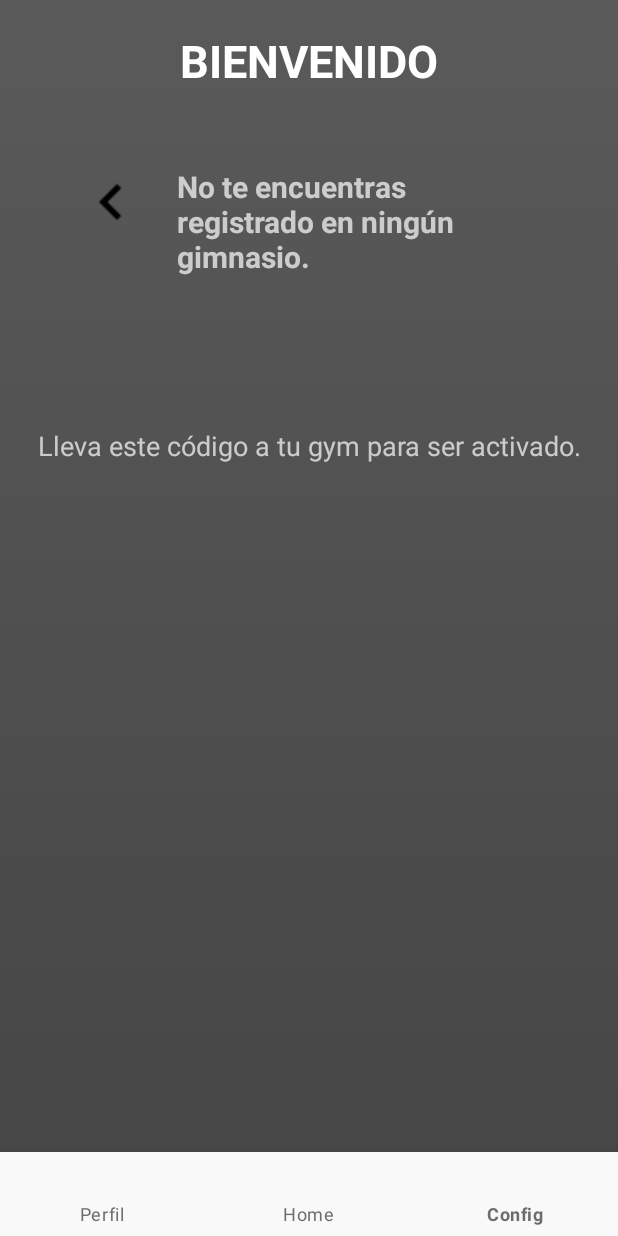
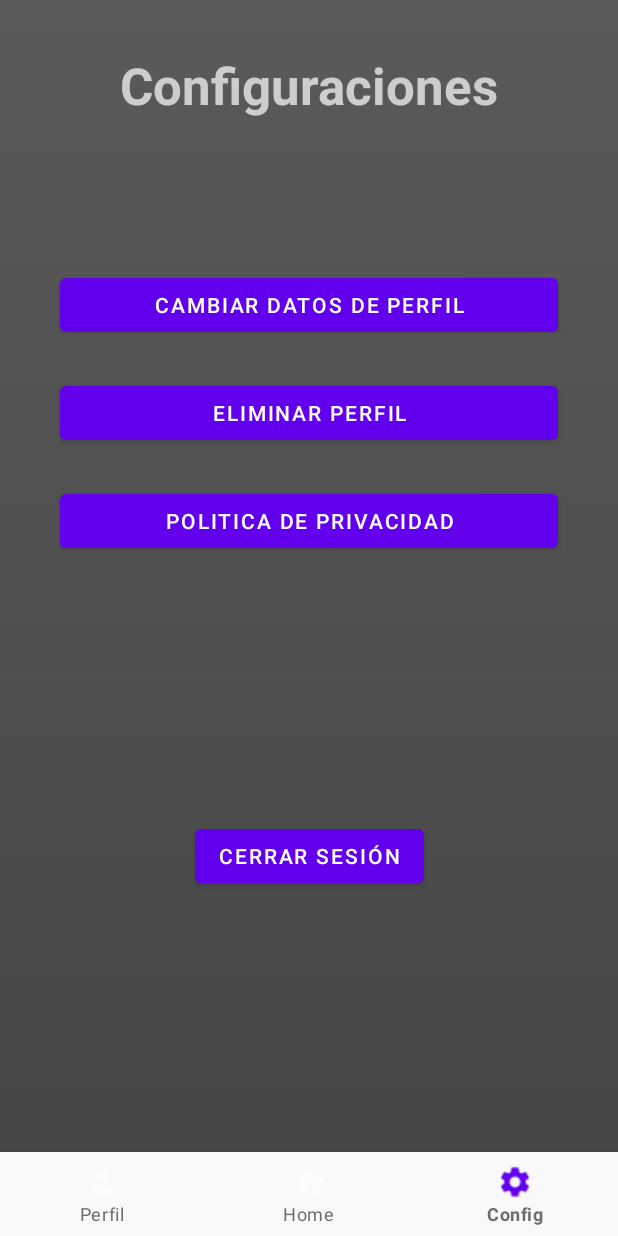
Before and after one commit to Jhonnier20/ProyectoFinalApps, an Android app: the HomeClientActivity screen opened directly, with no data from a screen before it, item 3 of the bottom bar chosen, on a phone screen of 412 x 824 dp. Run offline under Robolectric (Android 15) with nearby library versions, the phone set to English and light mode, and no system bars; our stand-ins replace Firebase (no records; nobody signed in at launch, a user with empty details on screens opened directly); libraries missing offline, so code that uses them is left out: com.journeyapps.barcodescanner; 4 statements that could not run were skipped.

Commit message:
fixed fragment interaction

```diff
--- a/app/src/main/java/com/example/proyectofinalapps/activities/HomeClientActivity.java
+++ b/app/src/main/java/com/example/proyectofinalapps/activities/HomeClientActivity.java
@@ -9,6 +9,7 @@ import android.content.Intent;
 import android.os.Bundle;
 
 import com.example.proyectofinalapps.R;
+import com.example.proyectofinalapps.fragments.ConfigFragment;
 import com.example.proyectofinalapps.model.User;
 import com.example.proyectofinalapps.databinding.ActivityHomeClientBinding;
 import com.example.proyectofinalapps.fragments.HomeClientFragment;
@@ -21,7 +22,9 @@ public class HomeClientActivity extends AppCompatActivity {
 
     private ActivityHomeClientBinding binding;
     private BottomNavigationView navigatorClient;
+
     private HomeClientFragment homeClientFragment;
+    private ConfigFragment configFragment;
 
     private Client client;
     private User user;
@@ -48,12 +51,20 @@ public class HomeClientActivity extends AppCompatActivity {
 
 
         homeClientFragment = HomeClientFragment.newInstance();
+        configFragment = ConfigFragment.newInstance();
         homeClientFragment.setClient(client);
 
         showFragment(homeClientFragment);
 
         navigatorClient.setOnItemSelectedListener(
-                MenuItem -> {
+                menuItem -> {
+                    if (menuItem.getItemId() == R.id.configClientMenu){
+                        showFragment(configFragment);
+                    }else if (menuItem.getItemId() == R.id.homeClientMenu){
+                        showFragment(homeClientFragment);
+                    }else{
+                        showFragment(configFragment);
+                    }
                     return true;
                 }
         );
--- /dev/null
+++ b/app/src/main/java/com/example/proyectofinalapps/fragments/ConfigFragment.java
@@ -0,0 +1,39 @@
+package com.example.proyectofinalapps.fragments;
+
+import android.os.Bundle;
+
+import androidx.fragment.app.Fragment;
+
+import android.view.LayoutInflater;
+import android.view.View;
+import android.view.ViewGroup;
+
+import com.example.proyectofinalapps.R;
+
+/**
+ * A simple {@link Fragment} subclass.
+ * Use the {@link ConfigFragment#newInstance} factory method to
+ * create an instance of this fragment.
+ */
+public class ConfigFragment extends Fragment {
+
+
+    public ConfigFragment() {
+        // Required empty public constructor
+    }
+
+    public static ConfigFragment newInstance() {
+        ConfigFragment fragment = new ConfigFragment();
+        Bundle args = new Bundle();
+        fragment.setArguments(args);
+        return fragment;
+    }
+
+
+    @Override
+    public View onCreateView(LayoutInflater inflater, ViewGroup container,
+                             Bundle savedInstanceState) {
+        // Inflate the layout for this fragment
+        return inflater.inflate(R.layout.fragment_config, container, false);
+    }
+}
--- a/app/src/main/res/layout/activity_home_client.xml
+++ b/app/src/main/res/layout/activity_home_client.xml
@@ -21,6 +21,7 @@
         style="@style/MenuNavigation"
         android:layout_width="0dp"
         android:layout_height="wrap_content"
+        app:circularflow_radiusInDP="10px"
         app:layout_constraintBottom_toBottomOf="parent"
         app:layout_constraintEnd_toEndOf="parent"
         app:layout_constraintStart_toStartOf="parent"
--- /dev/null
+++ b/app/src/main/res/layout/fragment_config.xml
@@ -0,0 +1,64 @@
+<?xml version="1.0" encoding="utf-8"?>
+<androidx.constraintlayout.widget.ConstraintLayout xmlns:app="http://schemas.android.com/apk/res-auto"
+    xmlns:tools="http://schemas.android.com/tools"
+    android:layout_height="match_parent" android:layout_width="match_parent"
+    xmlns:android="http://schemas.android.com/apk/res/android">
+
+    <Button
+        android:id="@+id/button2"
+        android:layout_width="0dp"
+        android:layout_height="wrap_content"
+        android:layout_marginStart="40dp"
+        android:layout_marginTop="100dp"
+        android:layout_marginEnd="40dp"
+        android:text="Cambiar datos de perfil"
+        app:layout_constraintEnd_toEndOf="parent"
+        app:layout_constraintStart_toStartOf="parent"
+        app:layout_constraintTop_toBottomOf="@+id/textView6" />
+
+    <Button
+        android:id="@+id/button3"
+        android:layout_width="0dp"
+        android:layout_height="wrap_content"
+        android:layout_marginStart="40dp"
+        android:layout_marginTop="24dp"
+        android:layout_marginEnd="40dp"
+        android:text="Eliminar perfil"
+        app:layout_constraintEnd_toEndOf="parent"
+        app:layout_constraintStart_toStartOf="parent"
+        app:layout_constraintTop_toBottomOf="@+id/button2" />
+
+    <Button
+        android:id="@+id/button4"
+        android:layout_width="0dp"
+        android:layout_height="wrap_content"
+        android:layout_marginStart="40dp"
+        android:layout_marginTop="24dp"
+        android:layout_marginEnd="40dp"
+        android:text="Politica de privacidad"
+        app:layout_constraintEnd_toEndOf="parent"
+        app:layout_constraintStart_toStartOf="parent"
+        app:layout_constraintTop_toBottomOf="@+id/button3" />
+
+    <TextView
+        android:id="@+id/textView6"
+        android:layout_width="wrap_content"
+        android:layout_height="wrap_content"
+        android:layout_marginTop="34dp"
+        android:text="Configuraciones"
+        android:textSize="34sp"
+        android:textStyle="bold"
+        app:layout_constraintEnd_toEndOf="parent"
+        app:layout_constraintStart_toStartOf="parent"
+        app:layout_constraintTop_toTopOf="parent" />
+
+    <Button
+        android:id="@+id/button5"
+        android:layout_width="wrap_content"
+        android:layout_height="wrap_content"
+        android:layout_marginTop="175dp"
+        android:text="Cerrar sesión"
+        app:layout_constraintEnd_toEndOf="@+id/button4"
+        app:layout_constraintStart_toStartOf="@+id/button4"
+        app:layout_constraintTop_toBottomOf="@+id/button4" />
+</androidx.constraintlayout.widget.ConstraintLayout>
--- a/app/src/main/res/menu/menuclient.xml
+++ b/app/src/main/res/menu/menuclient.xml
@@ -4,11 +4,14 @@
 
     <item
         android:id="@+id/profileClientMenu"
+        android:icon="@drawable/baseline_person_black_24dp"
         android:title="@string/profile_menu" />
     <item
         android:id="@+id/homeClientMenu"
+        android:icon="@drawable/baseline_home_black_24dp"
         android:title="@string/home_menu" />
     <item
         android:id="@+id/configClientMenu"
+        android:icon="@drawable/baseline_settings_black_24dp"
         android:title="@string/config_menu" />
 </menu>
--- a/app/src/main/res/menu/staff_menu.xml
+++ b/app/src/main/res/menu/staff_menu.xml
@@ -4,8 +4,10 @@
 
     <item
         android:id="@+id/clientsStaffMenu"
+        android:icon="@drawable/baseline_assessment_black_24dp"
         android:title="@string/clientes_menu" />
     <item
         android:id="@+id/configStaffMenu"
+        android:icon="@drawable/baseline_settings_black_24dp"
         android:title="@string/config_menu_staff" />
 </menu>
```
Also changed, not shown: app/src/main/res/drawable/baseline_assessment_black_24dp.png (added), app/src/main/res/drawable/baseline_home_black_24dp.png (added), app/src/main/res/drawable/baseline_person_black_24dp.png (added), app/src/main/res/drawable/baseline_settings_black_24dp.png (added), app/src/main/res/values/strings.xml (line endings or trailing spaces).
